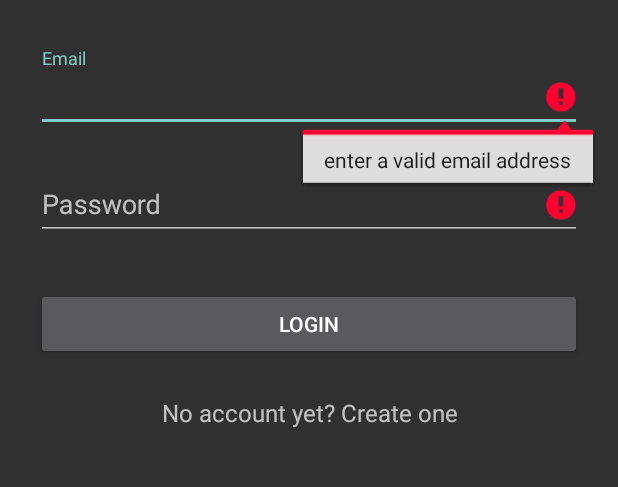
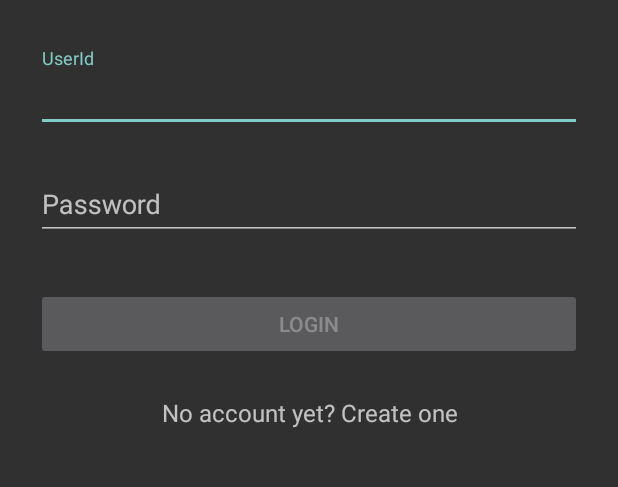
Before and after one commit to armaniv/LPSMFitCompany, an Android app: the screen it shows after launch (LoginActivity), after a tap on "LOGIN", on a phone screen of 412 x 824 dp, the part 276-763 px from its top. Run offline under Robolectric (Android 15) with nearby library versions, the phone set to English and light mode, and no system bars; our stand-ins replace ButterKnife; 4 statements that could not run were skipped.

Commit message:
Login is now working

```diff
--- a/app/src/main/java/com/example/vale/fitcompany/DataBase/DBOperations.java
+++ b/app/src/main/java/com/example/vale/fitcompany/DataBase/DBOperations.java
@@ -35,7 +35,7 @@ public class DBOperations {
         mDb.execSQL("DROP TABLE IF EXISTS "+ Param);
     }
 
-    public boolean ControllaLogin(Integer UtenteId, String Password)
+    public boolean ControllaLogin(String UtenteId, String Password)
     {
         boolean risultato=false;
         Cursor curRisultato = null,checkId=null;
@@ -43,7 +43,7 @@ public class DBOperations {
         //recupero la password dell'utente
         try
         {
-            curRisultato = mDb.rawQuery("SELECT Id,Password FROM Utente WHERE Id=?", new String[]{String.valueOf(UtenteId)});
+            curRisultato = mDb.rawQuery("SELECT Id,Password FROM Utente WHERE Id=?", new String[]{UtenteId});
 
             //controllo se la password corrisponde
             if(curRisultato!=null)
--- a/app/src/main/java/com/example/vale/fitcompany/LoginActivity.java
+++ b/app/src/main/java/com/example/vale/fitcompany/LoginActivity.java
@@ -11,6 +11,8 @@ import android.widget.EditText;
 import android.widget.TextView;
 import android.widget.Toast;
 
+import com.example.vale.fitcompany.DataBase.DBOperations;
+
 import butterknife.Bind;
 import butterknife.ButterKnife;
 
@@ -18,7 +20,7 @@ public class LoginActivity extends AppCompatActivity {
     private static final String TAG = "LoginActivity";
     private static final int REQUEST_SIGNUP = 0;
 
-    @Bind(R.id.input_email) EditText _emailText;
+    @Bind(R.id.input_id) EditText _idText;
     @Bind(R.id.input_password) EditText _passwordText;
     @Bind(R.id.btn_login) Button _loginButton;
     @Bind(R.id.link_signup) TextView _signupLink;
@@ -53,29 +55,40 @@ public class LoginActivity extends AppCompatActivity {
     public void login() {
         Log.d(TAG, "Login");
 
-        if (!validate()) {
+        /*if (!validate()) {
             onLoginFailed();
             return;
-        }
+        }*/
 
         _loginButton.setEnabled(false);
 
         final ProgressDialog progressDialog = new ProgressDialog(LoginActivity.this,
-                R.style.Theme_AppCompat_DayNight_Dialog);
+                R.style.AppTheme_Dark_Dialog);
         progressDialog.setIndeterminate(true);
         progressDialog.setMessage("Authenticating...");
         progressDialog.show();
 
-        String email = _emailText.getText().toString();
+        String email = _idText.getText().toString();
         String password = _passwordText.getText().toString();
 
         // TODO: Implement your own authentication logic here.
+        DBOperations db = DBOperations.getInstance(getApplicationContext());
 
+        db.open();
+
+       final boolean checkPass= db.ControllaLogin(email,password);
+        db.close();
         new android.os.Handler().postDelayed(
                 new Runnable() {
                     public void run() {
+
+                        if (checkPass==true) {
+                            onLoginSuccess();
+                        }
+                        else {
+                            onLoginFailed();
+                        }
                         // On complete call either onLoginSuccess or onLoginFailed
-                        onLoginSuccess();
                         // onLoginFailed();
                         progressDialog.dismiss();
                     }
@@ -115,14 +128,14 @@ public class LoginActivity extends AppCompatActivity {
     public boolean validate() {
         boolean valid = true;
 
-        String email = _emailText.getText().toString();
+        String email = _idText.getText().toString();
         String password = _passwordText.getText().toString();
 
         if (email.isEmpty() || !android.util.Patterns.EMAIL_ADDRESS.matcher(email).matches()) {
-            _emailText.setError("enter a valid email address");
+            _idText.setError("enter a valid email address");
             valid = false;
         } else {
-            _emailText.setError(null);
+            _idText.setError(null);
         }
 
         if (password.isEmpty() || password.length() < 4 || password.length() > 10) {
--- a/app/src/main/java/com/example/vale/fitcompany/MainActivity.java
+++ b/app/src/main/java/com/example/vale/fitcompany/MainActivity.java
@@ -20,8 +20,9 @@ public class MainActivity extends AppCompatActivity
 
         db.open();
 
-        boolean checkPass= db.ControllaLogin(1,"P@ssword");
 
+        boolean checkPass= db.ControllaLogin("1","P@ssword");
+        db.close();
         if (checkPass==true)
             Log.d("ProvaQuery", "Login effettuato");
         else
--- a/app/src/main/res/layout/activity_login.xml
+++ b/app/src/main/res/layout/activity_login.xml
@@ -24,11 +24,10 @@
             android:layout_height="wrap_content"
             android:layout_marginTop="8dp"
             android:layout_marginBottom="8dp">
-            <EditText android:id="@+id/input_email"
+            <EditText android:id="@+id/input_id"
                 android:layout_width="match_parent"
                 android:layout_height="wrap_content"
-                android:inputType="textEmailAddress"
-                android:hint="Email" />
+                android:hint="UserId" />
         </android.support.design.widget.TextInputLayout>
 
         <!--  Password Label -->
```
